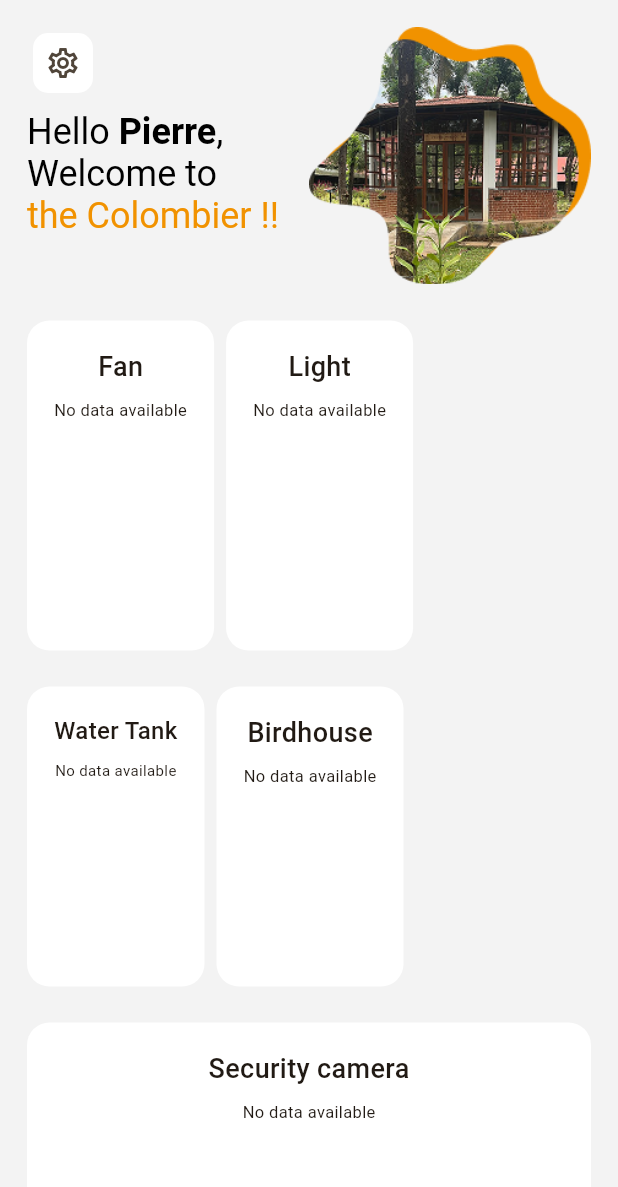
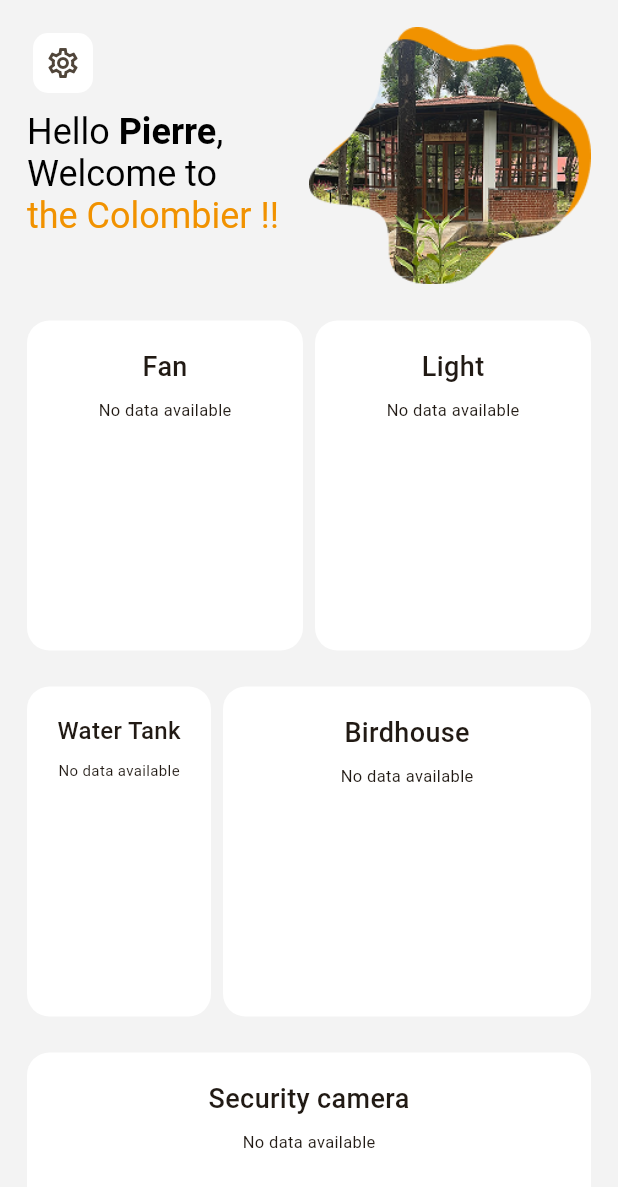
Before and after one commit to NML124/lecolombier, a Flutter app: the screen it shows after launch, on a phone screen of 412 x 824 dp. Shown: the top 1187 px of the screen. Run offline on Flutter 3.47's test engine with Material 3 defaults, Android fonts, the light colour scheme and no system bars; drawn by our look-alikes of auto_size_text, skeletonizer, toastification; our stand-ins replace equatable, firebase_core, firebase_database, flutter_bloc, flutter_svg; accounts and stored records are empty; generated files the repository leaves out were written again.

Commit message:
Refactor dashboard components for improved responsiveness and maintainability

```diff
--- /dev/null
+++ b/devtools_options.yaml
@@ -0,0 +1,3 @@
+description: This file stores settings for Dart & Flutter DevTools.
+documentation: https://docs.flutter.dev/tools/devtools/extensions#configure-extension-enablement-states
+extensions:
--- a/lib/pages/dashboard/components/bird_house_card.dart
+++ b/lib/pages/dashboard/components/bird_house_card.dart
@@ -1,24 +1,28 @@
 import '../../../utils/materials.dart';
 
-class BirdhouseCard extends StatefulWidget {
-  const BirdhouseCard({super.key, required this.habitatLowTechModel});
+class BirdhouseCard extends StatelessWidget {
+  const BirdhouseCard({
+    super.key,
+    required this.habitatLowTechModel,
+    this.limitWidth = LIMIT_WIDTH,
+  });
   final HabitatLowTechModel? habitatLowTechModel;
-  @override
-  State<BirdhouseCard> createState() => _BirdhouseCardState();
-}
-
-class _BirdhouseCardState extends State<BirdhouseCard> {
-  bool isActivated = false;
-
+  final int limitWidth;
   @override
   Widget build(BuildContext context) {
-    return Flexible(
-      flex: 2,
-      child: SizedBox(
-        height: 200,
+    Size size = MediaQuery.sizeOf(context);
+    double widthScreen = size.width;
+    double containerSize =
+        (widthScreen - (2 * paddingNormal) - paddingSMedium) * 2 / 3;
+    return SizedBox(
+      width:
+          widthScreen < limitWidth
+              ? widthScreen - (2 * paddingNormal)
+              : containerSize,
+      height: 220,
       child: ContainerWidget(
         child:
-              widget.habitatLowTechModel == null
+            habitatLowTechModel == null
                 ? Column(
                   crossAxisAlignment: CrossAxisAlignment.center,
                   spacing: paddingSMedium,
@@ -52,22 +56,18 @@ class _BirdhouseCardState extends State<BirdhouseCard> {
                           child: ImageStreamingWidget(
                             height: 100,
                             imageUrl:
-                                  widget
-                                      .habitatLowTechModel!
-                                      .birdHouseCameraImageUrl,
+                                habitatLowTechModel!.birdHouseCameraImageUrl,
                           ),
                         ),
                         BirdWidget(
-                            isBirdInHouse:
-                                widget.habitatLowTechModel!.isBirdDetected,
+                          isBirdInHouse: habitatLowTechModel!.isBirdDetected,
                         ),
                       ],
                     ),
-                      widget.habitatLowTechModel!.isBirdCameraRecording
+                    habitatLowTechModel!.isBirdCameraRecording
                         ? recordingWidget()
                         : SizedBox(),
                   ],
-                  ),
                 ),
       ),
     );
@@ -79,8 +79,7 @@ class BirdWidget extends StatelessWidget {
   final bool isBirdInHouse;
   @override
   Widget build(BuildContext context) {
-    return Flexible(
-      flex: 1,
+    return SizedBox(
       child: Stack(
         children: [
           Transform.translate(
--- a/lib/pages/dashboard/components/fan_card.dart
+++ b/lib/pages/dashboard/components/fan_card.dart
@@ -1,17 +1,23 @@
 import '../../../utils/materials.dart';
 
 class FanCard extends StatelessWidget {
-  FanCard({super.key, required this.habitatLowTech});
+  FanCard({super.key, required this.habitatLowTech, this.limitWidth = LIMIT_WIDTH});
   final HabitatLowTechModel? habitatLowTech;
+  int limitHeight = 160;
+  final int limitWidth;
   @override
   Widget build(BuildContext context) {
     Size size = MediaQuery.sizeOf(context);
     double widthScreen = size.width;
-    double containerSize = (widthScreen / 2) - 30;
-    return Flexible(
-      flex: 1,
-      child: SizedBox(
-        height: containerSize > 155 ? 220 : 255,
+    double containerSize =
+        (widthScreen - (2 * paddingNormal) - paddingSMedium) / 2;
+
+    return SizedBox(
+      width:
+          widthScreen < limitWidth
+              ? widthScreen - (2 * paddingNormal)
+              : containerSize,
+      height: containerSize > limitHeight ? 220 : 255,
       child: ContainerWidget(
         child:
             habitatLowTech == null
@@ -38,12 +44,12 @@ class FanCard extends StatelessWidget {
                         fontWeight: FontWeight.w500,
                       ),
                     ),
-                      containerSize > 155
+                    containerSize > limitHeight
                         ? DataRow(habitatLowTech: habitatLowTech!)
                         : DataColumn(habitatLowTech: habitatLowTech!),
                     Row(
                       mainAxisAlignment:
-                            containerSize > 155
+                          containerSize > limitHeight
                               ? MainAxisAlignment.end
                               : MainAxisAlignment.center,
                       children: [
@@ -58,7 +64,8 @@ class FanCard extends StatelessWidget {
                         ),
                       ],
                     ),
-                      (containerSize > 156 && habitatLowTech!.temperature > 30)
+                    (containerSize > limitHeight &&
+                            habitatLowTech!.temperature > 34)
                         ? Row(
                           spacing: paddingSMedium,
                           children: [
@@ -76,7 +83,6 @@ class FanCard extends StatelessWidget {
                         )
                         : SizedBox(),
                   ],
-                  ),
                 ),
       ),
     );
--- a/lib/pages/dashboard/components/light_card.dart
+++ b/lib/pages/dashboard/components/light_card.dart
@@ -1,19 +1,29 @@
+import 'package:lecolombier/utils/light.dart';
+
 import '../../../utils/materials.dart';
 
 class LightCard extends StatelessWidget {
-  LightCard({super.key, required this.habitatLowTechModel});
+  LightCard({
+    super.key,
+    required this.habitatLowTechModel,
+    this.limitWidth = LIMIT_WIDTH,
+  });
   final HabitatLowTechModel? habitatLowTechModel;
   bool isActivated = false;
-
+  int limitHeight = 160;
+  final int limitWidth;
   @override
   Widget build(BuildContext context) {
     Size size = MediaQuery.sizeOf(context);
     double widthScreen = size.width;
-    double containerSize = (widthScreen / 2) - 30;
-    return Flexible(
-      flex: 1,
-      child: SizedBox(
-        height: containerSize > 155 ? 220 : 255,
+    double containerSize =
+        (widthScreen - (2 * paddingNormal) - paddingSMedium) / 2;
+    return SizedBox(
+      width:
+          widthScreen < limitWidth
+              ? widthScreen - (2 * paddingNormal)
+              : containerSize,
+      height: containerSize > limitHeight ? 220 : 255,
       child: ContainerWidget(
         child:
             habitatLowTechModel == null
@@ -42,7 +52,13 @@ class LightCard extends StatelessWidget {
                         fontWeight: FontWeight.w500,
                       ),
                     ),
-                      SvgPicture.asset(lightPath),
+                    SvgPicture.string(
+                      lightSvg(
+                        habitatLowTechModel!.isLightOn
+                            ? Color(0XFFFFD600)
+                            : grey,
+                      ),
+                    ),
                     Switch.adaptive(
                       activeColor: primary,
                       value: habitatLowTechModel!.isLightOn,
@@ -52,7 +68,7 @@ class LightCard extends StatelessWidget {
                         );
                       },
                     ),
-                      (containerSize > 156 &&
+                    (containerSize > limitHeight &&
                             habitatLowTechModel!.luminosity < 300)
                         ? Row(
                           spacing: paddingSMedium,
@@ -73,7 +89,6 @@ class LightCard extends StatelessWidget {
                   ],
                 ),
       ),
-      ),
     );
   }
 }
--- a/lib/pages/dashboard/components/security_camera_card.dart
+++ b/lib/pages/dashboard/components/security_camera_card.dart
@@ -4,12 +4,14 @@ class SecurityCameraCard extends StatelessWidget {
   SecurityCameraCard({super.key, required this.habitatLowTechModel});
   final HabitatLowTechModel? habitatLowTechModel;
   bool isActivated = false;
-
+  int limitWidth = 310;
   @override
   Widget build(BuildContext context) {
+    double width = MediaQuery.sizeOf(context).width;
+    double containerWidth = width - (2 * paddingNormal);
     return SizedBox(
-      width: MediaQuery.sizeOf(context).width,
-      height: 200,
+      width: width,
+      height: containerWidth > limitWidth ? 200 : 280,
       child: ContainerWidget(
         child:
             habitatLowTechModel == null
@@ -38,12 +40,90 @@ class SecurityCameraCard extends StatelessWidget {
                         fontWeight: FontWeight.w500,
                       ),
                     ),
-                    Row(
-                      mainAxisAlignment: MainAxisAlignment.spaceBetween,
+                    containerWidth > limitWidth
+                        ? Row(
+                          mainAxisAlignment: MainAxisAlignment.spaceAround,
                           crossAxisAlignment: CrossAxisAlignment.start,
                           spacing: paddingSMedium,
                           children: [
-                        Flexible(
+                            PeopleRecordingWidget(
+                              habitatLowTechModel: habitatLowTechModel,
+                              containerWidth: containerWidth,
+                              limitWidth: limitWidth,
+                            ),
+                            CameraInLibraryWidget(
+                              habitatLowTechModel: habitatLowTechModel,
+                              containerWidth: containerWidth,
+                              limitWidth: limitWidth,
+                            ),
+                          ],
+                        )
+                        : Column(
+                          spacing: paddingSMedium,
+                          children: [
+                            CameraInLibraryWidget(
+                              habitatLowTechModel: habitatLowTechModel,
+                              containerWidth: containerWidth,
+                              limitWidth: limitWidth,
+                            ),
+                            PeopleRecordingWidget(
+                              habitatLowTechModel: habitatLowTechModel,
+                              containerWidth: containerWidth,
+                              limitWidth: limitWidth,
+                            ),
+                          ],
+                        ),
+                  ],
+                ),
+      ),
+    );
+  }
+}
+
+class CameraInLibraryWidget extends StatelessWidget {
+  const CameraInLibraryWidget({
+    super.key,
+    required this.habitatLowTechModel,
+    required this.containerWidth,
+    required this.limitWidth,
+  });
+
+  final HabitatLowTechModel? habitatLowTechModel;
+  final double containerWidth;
+  final int limitWidth;
+  @override
+  Widget build(BuildContext context) {
+    return SizedBox(
+      width:
+          containerWidth > limitWidth
+              ? (containerWidth - (2 * paddingNormal) - paddingSMedium) * 2 / 3
+              : containerWidth,
+      child: ImageStreamingWidget(
+        height: 130,
+        imageUrl: habitatLowTechModel!.habitatCameraImageUrl,
+      ),
+    );
+  }
+}
+
+class PeopleRecordingWidget extends StatelessWidget {
+  const PeopleRecordingWidget({
+    super.key,
+    required this.habitatLowTechModel,
+    required this.containerWidth,
+    required this.limitWidth,
+  });
+
+  final HabitatLowTechModel? habitatLowTechModel;
+  final double containerWidth;
+  final int limitWidth;
+  @override
+  Widget build(BuildContext context) {
+    return SizedBox(
+      width:
+          containerWidth > limitWidth
+              ? (containerWidth - (2 * paddingNormal) - paddingSMedium) / 3
+              : (containerWidth),
       child: Column(
         crossAxisAlignment: CrossAxisAlignment.start,
         children: [
@@ -56,41 +136,20 @@ class SecurityCameraCard extends StatelessWidget {
               ),
             ],
           ),
-                              habitatLowTechModel!
-                                      .isHabitatLowTechCameraRecording
+          habitatLowTechModel!.isHabitatLowTechCameraRecording
               ? recordingWidget()
               : SizedBox(),
           Switch.adaptive(
             activeColor: primary,
-                                value:
-                                    habitatLowTechModel!
-                                        .isHabitatLowTechCameraRecording,
+            value: habitatLowTechModel!.isHabitatLowTechCameraRecording,
             onChanged: (value) {
               context.read<SensorBloc>().add(
-                                    SetValue(
-                                      actuator: "isHabitatCameraRecording",
-                                      value: value,
-                                    ),
+                SetValue(actuator: "isHabitatCameraRecording", value: value),
               );
             },
           ),
         ],
       ),
-                        ),
-                        Flexible(
-                          flex: 2,
-                          child: ImageStreamingWidget(
-                            height: 130,
-                            imageUrl:
-                                habitatLowTechModel!
-                                    .habitatCameraImageUrl,
-                          ),
-                        ),
-                      ],
-                    ),
-                  ],
-                ),
-      ),
     );
   }
 }
--- a/lib/pages/dashboard/components/water_tank_card.dart
+++ b/lib/pages/dashboard/components/water_tank_card.dart
@@ -1,24 +1,23 @@
 import '../../../utils/materials.dart';
 
-class WaterTankCard extends StatefulWidget {
-  const WaterTankCard({super.key, required this.habitatLowTechModel});
+class WaterTankCard extends StatelessWidget {
+  const WaterTankCard({super.key, required this.habitatLowTechModel,this.limitWidth=LIMIT_WIDTH});
   final HabitatLowTechModel? habitatLowTechModel;
-  @override
-  State<WaterTankCard> createState() => _WaterTankCardState();
-}
-
-class _WaterTankCardState extends State<WaterTankCard> {
-  bool isActivated = false;
-
+  final int limitWidth;
   @override
   Widget build(BuildContext context) {
-    return Flexible(
-      flex: 1,
-      child: SizedBox(
-        height: 200,
+    Size size = MediaQuery.sizeOf(context);
+    double widthScreen = size.width;
+    double containerSize =
+        (widthScreen - (2 * paddingNormal) - paddingSMedium) / 3;
+    return SizedBox(
+      width: widthScreen < limitWidth
+              ? widthScreen - (2 * paddingNormal)
+              : containerSize,
+      height: 220,
       child: ContainerWidget(
         child:
-              widget.habitatLowTechModel == null
+            habitatLowTechModel == null
                 ? Column(
                   crossAxisAlignment: CrossAxisAlignment.center,
                   spacing: paddingSMedium,
@@ -53,15 +52,18 @@ class _WaterTankCardState extends State<WaterTankCard> {
                       mainAxisAlignment: MainAxisAlignment.center,
                       spacing: paddingSMedium,
                       children: [
-                          SvgPicture.asset(dropWaterPath, width: 15),
+                        containerSize > 120
+                            ? SvgPicture.asset(dropWaterPath, width: 15)
+                            : SizedBox.shrink(),
                         SizedBox(
-                            width: 50,
+                          width: containerSize > 120 ? 50 : 45,
                           child: AutoSizeText(
-                              widget.habitatLowTechModel!.isTankFilled
+                            habitatLowTechModel!.isTankFilled
                                 ? "The tank is full"
                                 : "The tank is not full.",
-                              maxLines: 1,
+                            maxLines: 2,
                             minFontSize: textSizeSmall,
+                            textAlign: TextAlign.center,
                             style: TextStyle(color: blueDark),
                           ),
                         ),
@@ -70,7 +72,6 @@ class _WaterTankCardState extends State<WaterTankCard> {
                   ],
                 ),
       ),
-      ),
     );
   }
 }
--- a/lib/pages/dashboard/components/welcome_widget.dart
+++ b/lib/pages/dashboard/components/welcome_widget.dart
@@ -16,7 +16,9 @@ class WelcomeWidget extends StatelessWidget {
       crossAxisAlignment: CrossAxisAlignment.start,
       mainAxisAlignment: MainAxisAlignment.spaceBetween,
       children: [
-        Column(
+        SizedBox(
+          width: (widthScreen / 2) - paddingNormal,
+          child: Column(
             crossAxisAlignment: CrossAxisAlignment.start,
             spacing: paddingSMedium,
             children: [
@@ -40,6 +42,7 @@ class WelcomeWidget extends StatelessWidget {
               ),
             ],
           ),
+        ),
         SizedBox(
           width: imageSize > 200 ? 200 : imageSize,
           child: Image.asset(dashboardBlobPath, fit: BoxFit.contain),
--- a/lib/pages/dashboard/dashboard.dart
+++ b/lib/pages/dashboard/dashboard.dart
@@ -39,14 +39,14 @@ class DashboardScreen extends StatelessWidget {
                     spacing: paddingLarge,
                     children: [
                       WelcomeWidget(),
-                      Row(
+                      RowColumnWidget(
                         spacing: paddingSMedium,
                         children: [
                           FanCard(habitatLowTech: habitatLowTechData),
                           LightCard(habitatLowTechModel: habitatLowTechData),
                         ],
                       ),
-                      Row(
+                      RowColumnWidget(
                         spacing: paddingSMedium,
                         children: [
                           WaterTankCard(
@@ -71,3 +71,22 @@ class DashboardScreen extends StatelessWidget {
     );
   }
 }
+
+class RowColumnWidget extends StatelessWidget {
+  const RowColumnWidget({
+    super.key,
+    required this.children,
+    this.limitWidth = LIMIT_WIDTH,
+    this.spacing = 0,
+  });
+  final List<Widget> children;
+  final int limitWidth;
+  final double spacing;
+  @override
+  Widget build(BuildContext context) {
+    double widthScreen = MediaQuery.sizeOf(context).width;
+    return widthScreen < limitWidth
+        ? Column(spacing: spacing, children: children)
+        : Row(spacing: spacing, children: children);
+  }
+}
--- a/lib/utils/constants.dart
+++ b/lib/utils/constants.dart
@@ -58,3 +58,6 @@ const String waterTankPath = "assets/svg/tank.svg";
 const String birdHousePath = "assets/svg/house_bird.svg";
 const String birdInBirdHousePath = "assets/svg/bird.svg";
 const String recordPath = "assets/svg/record.svg";
+
+//double
+const int LIMIT_WIDTH = 312;
--- /dev/null
+++ b/lib/utils/light.dart
@@ -0,0 +1,25 @@
+import 'package:flutter/material.dart';
+import 'package:lecolombier/utils/materials.dart';
+
+String lightSvg(Color color) {
+  String value = createHexFromColor(color);
+  return '''<svg xmlns="http://www.w3.org/2000/svg" width="61" height="60" viewBox="0 0 61 60" fill="none">
+<path d="M30.5 58.125C33.6299 58.125 36.1672 56.6286 36.1672 54.7828C36.1672 52.937 33.6299 51.4406 30.5 51.4406C27.3701 51.4406 24.8328 52.937 24.8328 54.7828C24.8328 56.6286 27.3701 58.125 30.5 58.125Z" fill="#424242"/>
+<path d="M30.5 1.875C20.6187 1.875 12.6031 9.22031 12.6031 18.2766C12.6031 20.6391 13.3156 23.1656 14.3609 25.3922C15.8281 28.5234 17.4266 30.8391 17.8953 31.6922C19.1984 34.0641 19.0109 36.5625 19.3719 38.1281C20.0516 41.0531 22.0859 42.1125 30.4953 42.1125C38.9047 42.1125 40.7141 41.1047 41.4687 38.4094C41.9844 36.5766 41.4828 34.575 42.7812 32.2078C43.25 31.3547 45.1578 28.5281 46.6297 25.3922C47.675 23.1656 48.3875 20.6391 48.3875 18.2766C48.3969 9.22031 40.3812 1.875 30.5 1.875Z" fill="$value"/>
+<path d="M30.5 42.4641C36.1799 42.4641 40.7844 41.5281 40.7844 40.3734C40.7844 39.2188 36.1799 38.2828 30.5 38.2828C24.8201 38.2828 20.2156 39.2188 20.2156 40.3734C20.2156 41.5281 24.8201 42.4641 30.5 42.4641Z" fill="#B26500"/>
+<path d="M30.5 42.4641C36.1799 42.4641 40.7844 41.5281 40.7844 40.3734C40.7844 39.2188 36.1799 38.2828 30.5 38.2828C24.8201 38.2828 20.2156 39.2188 20.2156 40.3734C20.2156 41.5281 24.8201 42.4641 30.5 42.4641Z" fill="#B26500"/>
+<path d="M30.5 41.3391C34.6396 41.3391 37.9953 40.9067 37.9953 40.3734C37.9953 39.8401 34.6396 39.4078 30.5 39.4078C26.3605 39.4078 23.0047 39.8401 23.0047 40.3734C23.0047 40.9067 26.3605 41.3391 30.5 41.3391Z" fill="#FFA000"/>
+<path d="M25.4844 26.611C25.1938 27.3422 24.4391 28.8469 24.8328 29.5219C25.7469 31.0922 27.9266 31.6547 27.9266 33.0984C27.9266 35.3016 26.3235 42.4406 26.3235 42.4406M35.2016 26.3484C35.2016 26.3484 36.2516 28.5984 35.8063 29.6063C35.4735 30.3563 33.4719 31.5656 33.2141 31.7672C32.0188 32.7047 33.6078 42.4453 33.6078 42.4453" stroke="#B26500" stroke-width="0.25" stroke-miterlimit="10"/>
+<path d="M25.4844 26.6109C27.0969 23.4234 27.9266 16.1484 25.8781 16.5188C22.4235 17.1422 26.6797 29.0953 28.775 27.7219C30.8703 26.3484 33.4672 16.5422 30.2797 16.5047C27.0922 16.4672 30.4953 29.0016 32.661 27.6094C34.3719 26.5078 38.5485 16.5188 35.1172 16.5188C32.1969 16.5188 35.2063 26.3484 35.2063 26.3484" stroke="white" stroke-width="0.25" stroke-miterlimit="10"/>
+<path d="M40.7609 40.8094C40.7609 40.8094 38.0609 42.1125 30.5 42.1125C22.9391 42.1125 20.2391 40.8094 20.2391 40.8094C20.2391 40.8094 20.0703 43.2188 20.6281 44.311C21.2984 45.6235 21.8141 46.0781 21.8141 46.0781L22.0953 47.4141L21.9828 47.7656C21.8375 48.225 21.9406 48.7313 22.2641 49.0922L22.5078 49.3641L22.7797 50.6485L22.6859 50.9063C22.5078 51.3984 22.6297 51.9469 22.9953 52.3219L23.1734 52.5047L23.3938 53.5547C23.3938 53.5547 24.5094 55.936 30.5 55.936C36.4906 55.936 37.6063 53.5547 37.6063 53.5547L37.625 53.4656L37.7469 53.3438C37.9906 53.1047 38.0703 52.7485 37.9531 52.4297L37.8828 52.2469L38.1734 50.8594L38.6844 50.3203C38.9375 50.0531 38.9938 49.6594 38.8297 49.3313L38.5953 48.8672L38.8906 47.475L39.0781 47.3297C39.3547 47.025 39.3594 46.5656 39.2375 46.2516C39.1438 46.0031 39.2188 45.7219 39.4109 45.5391C39.7063 45.2578 40.0859 44.8313 40.3672 44.3016C40.9438 43.2281 40.7609 40.8094 40.7609 40.8094Z" fill="#82AEC0"/>
+<path d="M21.8141 46.0781L22.0672 47.4234C24.7953 47.4094 28.4375 47.5453 35.4266 46.4344C36.6875 46.1484 38.2016 45.5812 36.5281 45.8156C36.5281 45.8109 30.1109 46.425 21.8141 46.0781ZM22.7516 50.6578C25.7703 50.6062 31.9391 50.3062 38.5672 48.8672L38.8625 47.475C31.9297 49.05 25.4094 49.3312 22.4797 49.3687L22.7516 50.6578ZM38.1453 50.8547C32.0094 52.1859 26.2672 52.5281 23.1594 52.6031L23.3609 53.5594C23.3609 53.5594 23.4594 56.5265 30.4672 56.5265C37.475 56.5265 37.5734 53.5594 37.5734 53.5594C37.5734 53.5594 34.5828 54.4125 30.9031 53.9953C30.8643 53.9956 30.8259 53.9883 30.7899 53.9737C30.754 53.9592 30.7213 53.9377 30.6936 53.9105C30.6378 53.8555 30.6061 53.7806 30.6055 53.7023C30.6048 53.624 30.6354 53.5486 30.6903 53.4928C30.7452 53.437 30.8201 53.4053 30.8984 53.4047C33.0969 53.114 35.7219 52.6828 37.8547 52.2422L38.1453 50.8547Z" fill="#2F7889"/>
+<path d="M20.2719 40.8094C20.2719 40.8094 23.3 42.1125 30.4719 42.1125C37.6438 42.1125 40.7281 40.8094 40.7281 40.8094" stroke="#82AEC0" stroke-width="0.499625" stroke-miterlimit="10" stroke-linecap="round"/>
+<path d="M23.8813 4.83749C25.7141 4.38749 27.6313 4.61249 28.9438 6.20624C29.3141 6.65624 29.6 7.19061 29.6656 7.77186C29.7969 8.89217 29.1031 9.95155 28.2781 10.7297C25.925 12.9515 22.5828 14.0297 21.0641 17.0953C20.7078 17.8125 20.4266 18.5859 19.8828 19.1719C19.3391 19.7578 18.4344 20.114 17.7266 19.739C17.3516 19.5422 17.0938 19.1719 16.8828 18.8015C15.5516 16.4297 15.65 13.4062 16.8219 10.95C18.111 8.25936 20.9375 5.55936 23.8813 4.83749Z" fill="#FFFF8D"/>
+<path d="M22.2734 43.0922C21.8609 42.9047 22.025 42.2859 22.475 42.3188C23.9844 42.4359 26.5531 42.5813 29.9516 42.5813C33.5328 42.5813 36.6828 42.3141 38.5203 42.1172C38.975 42.0703 39.1484 42.6938 38.7313 42.8859C37.3156 43.5516 34.7234 44.3109 30.2797 44.3109C25.9438 44.3109 23.5531 43.6688 22.2734 43.0922Z" fill="$value"/>
+<path d="M24.8469 47.8266C24.5328 47.9391 24.2094 48.0938 24.05 48.3844C23.9937 48.4922 23.9609 48.6141 23.9844 48.736C24.0219 48.9141 24.1859 49.0406 24.35 49.1203C24.6781 49.2797 25.0484 49.3219 25.4094 49.3266C26.1547 49.336 26.8953 49.1953 27.6312 49.0547C27.8516 49.0125 28.0766 48.9703 28.2734 48.8625C28.4703 48.7547 28.6391 48.5719 28.6719 48.3516C28.7187 48.0563 28.5078 47.7703 28.25 47.6297C27.3594 47.1375 25.7469 47.5031 24.8469 47.8266ZM25.5453 50.9156C25.2312 51.0281 24.9078 51.1828 24.7484 51.4734C24.6922 51.5813 24.6594 51.7031 24.6828 51.825C24.7203 52.0031 24.8844 52.1297 25.0484 52.2094C25.3766 52.3688 25.7469 52.411 26.1078 52.4156C26.8531 52.425 27.5937 52.2844 28.3297 52.1438C28.55 52.1016 28.775 52.0594 28.9719 51.9516C29.1687 51.8438 29.3375 51.6609 29.3703 51.4406C29.4172 51.1453 29.2062 50.8594 28.9484 50.7188C28.0578 50.2313 26.4406 50.5969 25.5453 50.9156Z" fill="#94D1E0"/>
+<path d="M23.9422 39.4687C24.3688 39.5109 24.8188 39.4734 25.1797 39.2437C25.5406 39.0141 25.7703 38.5453 25.625 38.1422C25.55 37.9312 25.3859 37.7625 25.2266 37.6031C24.875 37.2562 24.5234 36.9094 24.1766 36.5625C23.7875 36.1734 23.3984 35.7891 22.9766 35.4375C22.325 34.8937 21.4484 34.3828 20.5906 34.7812C19.8594 35.1187 19.6859 35.7844 20.0094 36.4828C20.6984 37.95 22.3016 39.3 23.9422 39.4687Z" fill="#FFFF8D"/>
+</svg>''';
+}
+
+String createHexFromColor(Color color) =>
+    "#${color.value.toRadixString(16).padLeft(8, '0').substring(2).toUpperCase()}";
```
Lines whose indentation alone changed are shown as unchanged.
